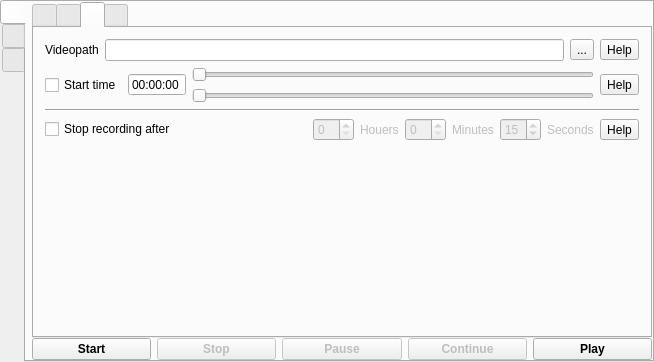
This is mainwindow.ui in vkohaupt/vokoscreenNG as Qt 5 draws it before an edit. The edited form follows.
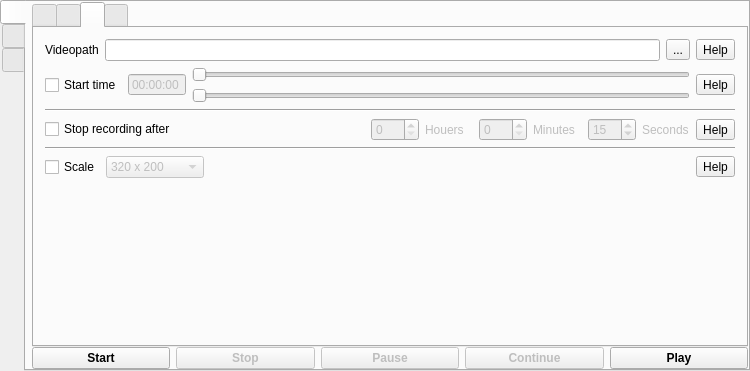
This is the edited form. The open tabs and pages were chosen to show the change.

Diff of the .ui file:
```diff
--- a/mainwindow.ui
+++ b/mainwindow.ui
@@ -6,8 +6,8 @@
    <rect>
     <x>0</x>
     <y>0</y>
-    <width>654</width>
-    <height>362</height>
+    <width>750</width>
+    <height>371</height>
    </rect>
   </property>
   <property name="windowTitle">
@@ -530,7 +530,7 @@
               <item>
                <widget class="QTimeEdit" name="timeEditStartTime">
                 <property name="enabled">
-                 <bool>true</bool>
+                 <bool>false</bool>
                 </property>
                 <property name="alignment">
                  <set>Qt::AlignRight|Qt::AlignTrailing|Qt::AlignVCenter</set>
@@ -547,6 +547,9 @@
                <layout class="QVBoxLayout" name="verticalLayout_14">
                 <item>
                  <widget class="QSlider" name="SliderHouer">
+                  <property name="enabled">
+                   <bool>false</bool>
+                  </property>
                   <property name="maximum">
                    <number>23</number>
                   </property>
@@ -560,6 +563,9 @@
                 </item>
                 <item>
                  <widget class="QSlider" name="SliderMinute">
+                  <property name="enabled">
+                   <bool>false</bool>
+                  </property>
                   <property name="maximum">
                    <number>59</number>
                   </property>
@@ -674,6 +680,86 @@
               </item>
              </layout>
             </item>
+            <item>
+             <widget class="Line" name="line_9">
+              <property name="orientation">
+               <enum>Qt::Horizontal</enum>
+              </property>
+             </widget>
+            </item>
+            <item>
+             <layout class="QHBoxLayout" name="horizontalLayout_21">
+              <item>
+               <widget class="QCheckBox" name="checkBoxScale">
+                <property name="text">
+                 <string>Scale</string>
+                </property>
+               </widget>
+              </item>
+              <item>
+               <widget class="QComboBox" name="comboBoxScale">
+                <property name="enabled">
+                 <bool>false</bool>
+                </property>
+                <item>
+                 <property name="text">
+                  <string notr="true">320 x 200</string>
+                 </property>
+                </item>
+                <item>
+                 <property name="text">
+                  <string notr="true">320 x 240</string>
+                 </property>
+                </item>
+                <item>
+                 <property name="text">
+                  <string notr="true">640 x 480</string>
+                 </property>
+                </item>
+                <item>
+                 <property name="text">
+                  <string notr="true">800 x 600</string>
+                 </property>
+                </item>
+                <item>
+                 <property name="text">
+                  <string>1024 x 768</string>
+                 </property>
+                </item>
+                <item>
+                 <property name="text">
+                  <string>1280 x 1024</string>
+                 </property>
+                </item>
+                <item>
+                 <property name="text">
+                  <string>1920 x 1080</string>
+                 </property>
+                </item>
+               </widget>
+              </item>
+              <item>
+               <spacer name="horizontalSpacer_5">
+                <property name="orientation">
+                 <enum>Qt::Horizontal</enum>
+                </property>
+                <property name="sizeHint" stdset="0">
+                 <size>
+                  <width>40</width>
+                  <height>20</height>
+                 </size>
+                </property>
+               </spacer>
+              </item>
+              <item>
+               <widget class="QToolButton" name="toolButtonScaleHelp">
+                <property name="text">
+                 <string>Help</string>
+                </property>
+               </widget>
+              </item>
+             </layout>
+            </item>
             <item>
              <spacer name="verticalSpacer_3">
               <property name="orientation">
```
Left out of the diff: 17 changed lines with no effect on the pictures.
